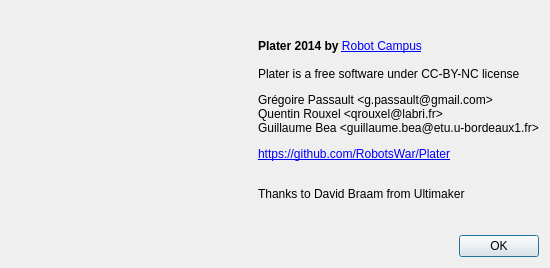
This is gui/about.ui in RobotsWar/Plater as Qt 5 draws it before an edit. The edited form follows.
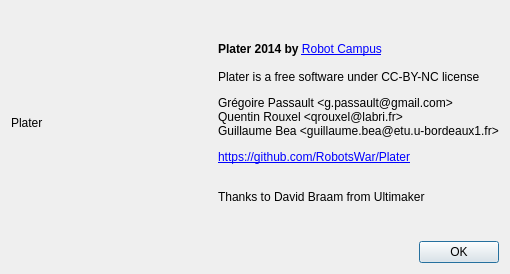
This is the edited form. Icons and pictures are not drawn.

Commit message: Fixing about image

```diff
--- a/gui/about.ui
+++ b/gui/about.ui
@@ -6,22 +6,29 @@
    <rect>
     <x>0</x>
     <y>0</y>
-    <width>550</width>
-    <height>268</height>
+    <width>510</width>
+    <height>274</height>
    </rect>
   </property>
   <property name="windowTitle">
    <string>Dialog</string>
   </property>
+  <property name="sizeGripEnabled">
+   <bool>false</bool>
+  </property>
   <layout class="QVBoxLayout" name="verticalLayout">
    <item>
     <layout class="QHBoxLayout" name="horizontalLayout">
      <item>
-      <widget class="QLabel" name="label_2">
+      <layout class="QVBoxLayout" name="zone">
+       <item>
+        <widget class="QLabel" name="imgLabel">
        <property name="text">
-        <string>&lt;img src=&quot;img/plater.png&quot;/&gt;    </string>
-       </property>
-      </widget>
+          <string>Plater</string>
+         </property>
+        </widget>
+       </item>
+      </layout>
      </item>
      <item>
       <widget class="QLabel" name="label">
```
Lines whose indentation alone changed are shown as unchanged. The commit also changes 1 other file.
